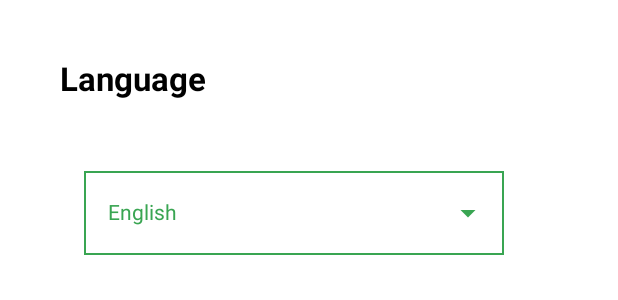
After one commit to Hossam-Elgmmal/news-app-route, an Android app built with Jetpack Compose: the @Preview function SettingsScreen, on a phone screen of 412 x 824 dp. The commit adds this screen. Shown: the top 300 px of the screen. Run offline under Robolectric (Android 15) with nearby library versions, the phone set to English and light mode, and no system bars.

Commit message:
finished Navigation with Animation added Settings screen

```diff
--- /dev/null
+++ b/app/src/main/java/com/route/newsapp/utils/SettingsScreen.kt
@@ -0,0 +1,104 @@
+package com.route.newsapp.utils
+
+import android.widget.Toast
+import androidx.compose.foundation.layout.Box
+import androidx.compose.foundation.layout.Column
+import androidx.compose.foundation.layout.fillMaxSize
+import androidx.compose.foundation.layout.fillMaxWidth
+import androidx.compose.foundation.layout.padding
+import androidx.compose.material3.DropdownMenuItem
+import androidx.compose.material3.ExperimentalMaterial3Api
+import androidx.compose.material3.ExposedDropdownMenuBox
+import androidx.compose.material3.ExposedDropdownMenuDefaults
+import androidx.compose.material3.OutlinedTextField
+import androidx.compose.material3.Text
+import androidx.compose.material3.TextFieldDefaults
+import androidx.compose.runtime.Composable
+import androidx.compose.runtime.getValue
+import androidx.compose.runtime.mutableStateOf
+import androidx.compose.runtime.remember
+import androidx.compose.runtime.setValue
+import androidx.compose.ui.Modifier
+import androidx.compose.ui.graphics.Color
+import androidx.compose.ui.graphics.Color.Companion.White
+import androidx.compose.ui.graphics.RectangleShape
+import androidx.compose.ui.platform.LocalContext
+import androidx.compose.ui.res.stringResource
+import androidx.compose.ui.text.TextStyle
+import androidx.compose.ui.text.font.FontWeight
+import androidx.compose.ui.tooling.preview.Preview
+import androidx.compose.ui.unit.dp
+import androidx.compose.ui.unit.sp
+import com.route.newsapp.R
+import com.route.newsapp.ui.theme.Green
+
+@OptIn(ExperimentalMaterial3Api::class)
+@Preview(showSystemUi = true, showBackground = true)
+@Composable
+fun SettingsScreen() {
+    var expanded by remember { mutableStateOf(false) }
+    var text by remember {
+        mutableStateOf("language")
+    }
+    val context = LocalContext.current
+
+    Column(
+        modifier = Modifier
+            .fillMaxSize()
+            .padding(24.dp)
+    ) {
+        Text(
+            text = stringResource(id = R.string.language), style = TextStyle(
+                Color.Black, 22.sp,
+                FontWeight.Bold
+            ), modifier = Modifier.padding(16.dp)
+        )
+        Box(
+            modifier = Modifier
+                .fillMaxWidth()
+                .padding(32.dp)
+        ) {
+            ExposedDropdownMenuBox(
+                expanded = expanded,
+                onExpandedChange = {
+                    expanded = !expanded
+                }
+            ) {
+                OutlinedTextField(
+                    value = stringResource(id = R.string.english),
+                    onValueChange = {},
+                    readOnly = true,
+                    shape = RectangleShape,
+                    trailingIcon = { ExposedDropdownMenuDefaults.TrailingIcon(expanded = expanded) },
+                    modifier = Modifier.menuAnchor(),
+                    colors = TextFieldDefaults.colors(
+                        unfocusedContainerColor = White,
+                        unfocusedTextColor = Green,
+                        unfocusedIndicatorColor = Green,
+                        unfocusedTrailingIconColor = Green,
+                        focusedContainerColor = White,
+                        focusedTextColor = Green,
+                        focusedIndicatorColor = Green,
+                        focusedTrailingIconColor = Green,
+
+                        )
+                )
+
+                ExposedDropdownMenu(
+                    expanded = expanded,
+                    onDismissRequest = { expanded = false }
+                ) {
+
+                    DropdownMenuItem(
+                        text = { Text(text = stringResource(id = R.string.arabic)) },
+                        onClick = {
+                            expanded = false
+                            Toast.makeText(context, text, Toast.LENGTH_SHORT).show()
+                        }
+                    )
+
+                }
+            }
+        }
+    }
+}
--- a/app/src/main/res/values/strings.xml
+++ b/app/src/main/res/values/strings.xml
@@ -17,4 +17,7 @@
     <string name="health">Health</string>
     <string name="entertainment">Entertainment</string>
     <string name="no_internet">No Internet!</string>
+    <string name="language">Language</string>
+    <string name="english">English</string>
+    <string name="arabic">العربية</string>
 </resources>
```
Also changed, not shown: app/src/main/java/com/route/newsapp/MainActivity.kt (+87 -6 lines), app/src/main/java/com/route/newsapp/utils/ArticleDetails.kt (added, +8 -0 lines), app/src/main/java/com/route/newsapp/utils/CategoryContent.kt (+1 -6 lines), app/src/main/java/com/route/newsapp/utils/DrawerSheet.kt (+4 -5 lines).
